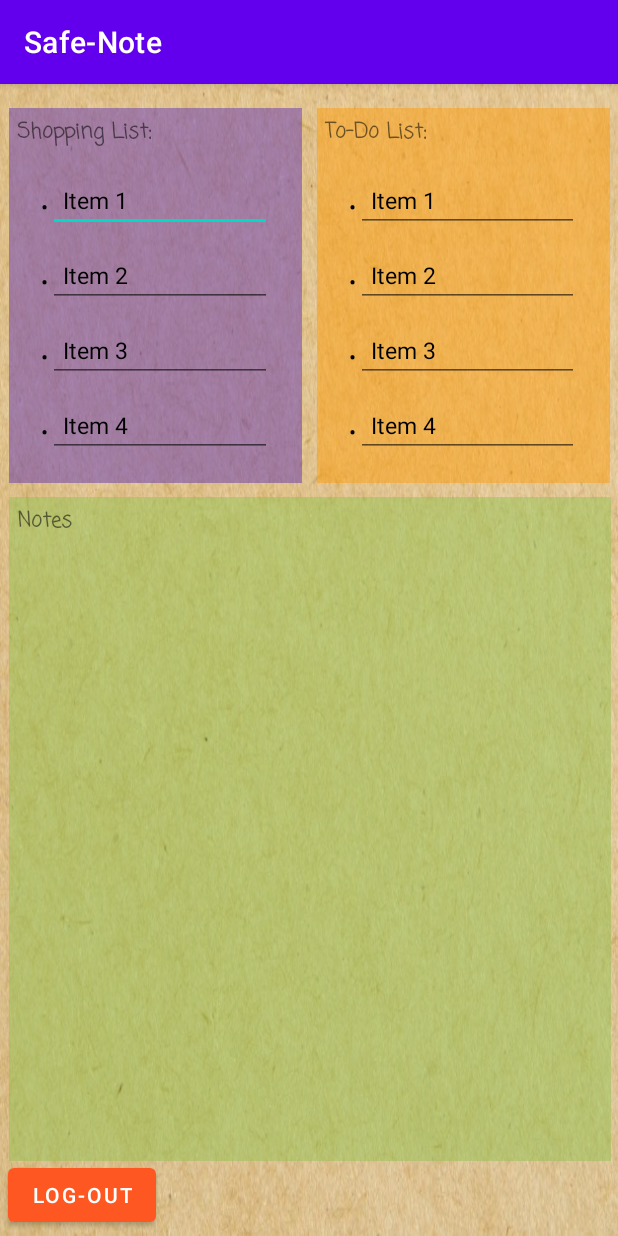
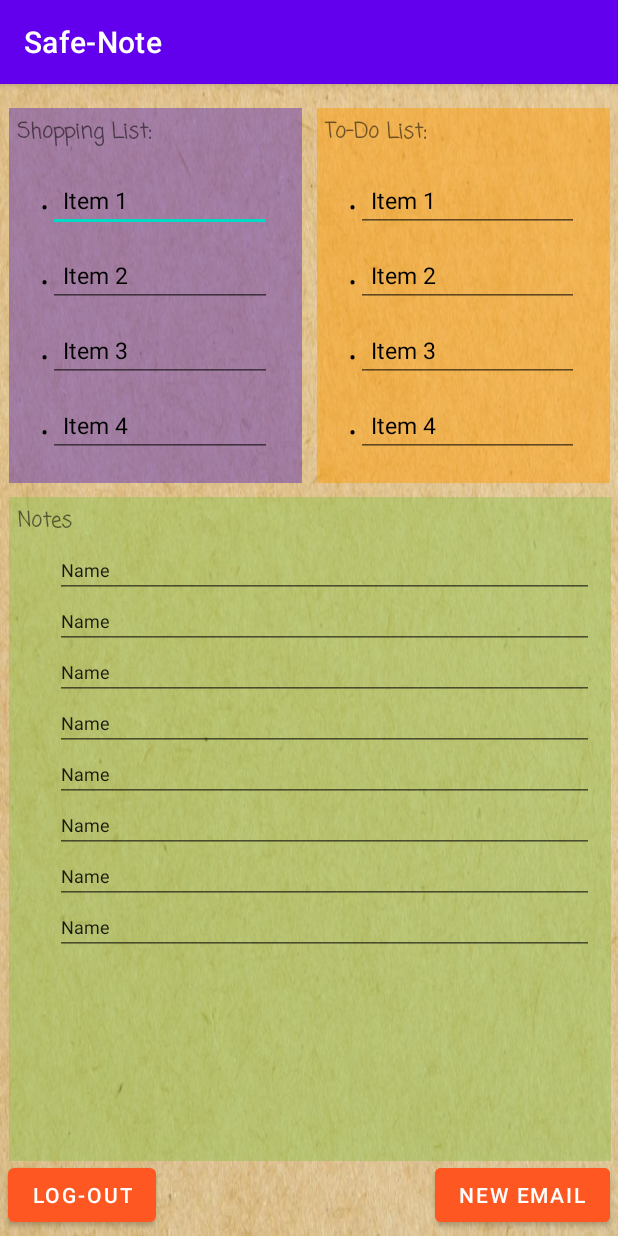
Before and after one commit to AdamTweedie/Safe-Note-Android-Application, an Android app: the NotePage screen opened directly, with no data from a screen before it, on a phone screen of 412 x 824 dp. Run offline under Robolectric (Android 15) with nearby library versions, the phone set to English and light mode, and no system bars; 2 statements that could not run were skipped.

Commit message:
Create Email.java and new_email.xml. Allowing user to send an email.

```diff
--- a/app/src/main/AndroidManifest.xml
+++ b/app/src/main/AndroidManifest.xml
@@ -12,12 +12,17 @@
         <activity android:name=".MainActivity">
             <intent-filter>
                 <action android:name="android.intent.action.MAIN" />
+                <category android:name="android.intent.category.LAUNCHER"/>
 
+                <action android:name="android.intent.action.SEND"/>
                 <category android:name="android.intent.category.LAUNCHER" />
+
+                <data android:mimeType="message/rfc822"/>
             </intent-filter>
         </activity>
         <activity android:name=".NotePage" />
         <activity android:name=".Register" />
+        <activity android:name=".Email"/>
     </application>
 
 </manifest>
--- a/app/src/main/java/com/example/safe_note/NotePage.java
+++ b/app/src/main/java/com/example/safe_note/NotePage.java
@@ -3,7 +3,6 @@ package com.example.safe_note;
 import android.content.Intent;
 import android.content.SharedPreferences;
 import android.os.Bundle;
-import android.os.Parcelable;
 import android.view.View;
 import android.widget.Button;
 import android.widget.TextView;
@@ -29,7 +28,7 @@ public class NotePage extends AppCompatActivity{
     public ArrayList<EditRecyclerView> ervArrayListTwo;
     CustomAdapter customAdapterOne;
     CustomAdapter customAdapterTwo;
-    Button logOut;
+    Button logOut, newEmail;
 
     @Override
     protected void onCreate(Bundle savedInstanceState){
@@ -69,6 +68,7 @@ public class NotePage extends AppCompatActivity{
         displayInfo.setText(display);
 
         logOut = (Button) findViewById(R.id.btnLogOut);
+        newEmail = (Button) findViewById(R.id.btnCreateEmail);
         recyclerViewOne = (RecyclerView) findViewById(R.id.shoppingRecyclerView);
         recyclerViewTwo = (RecyclerView) findViewById(R.id.toDoRecyclerView);
 
@@ -95,6 +95,17 @@ public class NotePage extends AppCompatActivity{
                 Toast.makeText(context, "Goodbye!", Toast.LENGTH_LONG).show();
             }
         });
+
+        newEmail.setOnClickListener(new View.OnClickListener() {
+            @Override
+            public void onClick(View v) {
+                Intent createEmail = new Intent(NotePage.this, Email.class);
+                startActivity(createEmail);
+                finish();
+            }
+        });
+
+
     }
 
     private ArrayList<EditRecyclerView> populateList(){
@@ -108,11 +119,5 @@ public class NotePage extends AppCompatActivity{
         return list;
     }
 
-    RecyclerView.LayoutManager mLayoutManager = new RecyclerView.LayoutManager() {
-        @Override
-        public RecyclerView.LayoutParams generateDefaultLayoutParams() {
-            return null;
-        }
-    };
 
 }
--- a/app/src/main/res/layout/note_page.xml
+++ b/app/src/main/res/layout/note_page.xml
@@ -5,6 +5,17 @@
     android:layout_width="match_parent"
     android:layout_height="match_parent"
     android:background="@drawable/texturedbackground">
+
+    <Button
+        android:id="@+id/btnCreateEmail"
+        android:layout_width="wrap_content"
+        android:layout_height="wrap_content"
+        android:layout_marginEnd="5dp"
+        android:layout_marginBottom="3dp"
+        android:backgroundTint="#FF5722"
+        android:text="New Email"
+        app:layout_constraintBottom_toBottomOf="parent"
+        app:layout_constraintEnd_toEndOf="parent" />
 
     <TextView
         android:id="@+id/textView3"
@@ -123,6 +134,96 @@
             android:textStyle="bold"
             app:layout_constraintStart_toStartOf="parent"
             app:layout_constraintTop_toTopOf="parent" />
+
+        <EditText
+            android:id="@+id/editTextTextPersonName2"
+            android:layout_width="359dp"
+            android:layout_height="34dp"
+            android:layout_marginStart="25dp"
+            android:ems="10"
+            android:inputType="textPersonName"
+            android:text="Name"
+            android:textSize="12sp"
+            app:layout_constraintStart_toStartOf="@+id/textView6"
+            app:layout_constraintTop_toBottomOf="@+id/textView6" />
+
+        <EditText
+            android:id="@+id/editTextTextPersonName8"
+            android:layout_width="359dp"
+            android:layout_height="34dp"
+            android:ems="10"
+            android:inputType="textPersonName"
+            android:text="Name"
+            android:textSize="12sp"
+            app:layout_constraintStart_toStartOf="@+id/editTextTextPersonName2"
+            app:layout_constraintTop_toBottomOf="@+id/editTextTextPersonName2" />
+
+        <EditText
+            android:id="@+id/editTextTextPersonName9"
+            android:layout_width="359dp"
+            android:layout_height="34dp"
+            android:ems="10"
+            android:inputType="textPersonName"
+            android:text="Name"
+            android:textSize="12sp"
+            app:layout_constraintStart_toStartOf="@+id/editTextTextPersonName8"
+            app:layout_constraintTop_toBottomOf="@+id/editTextTextPersonName8" />
+
+        <EditText
+            android:id="@+id/editTextTextPersonName10"
+            android:layout_width="359dp"
+            android:layout_height="34dp"
+            android:ems="10"
+            android:inputType="textPersonName"
+            android:text="Name"
+            android:textSize="12sp"
+            app:layout_constraintStart_toStartOf="@+id/editTextTextPersonName9"
+            app:layout_constraintTop_toBottomOf="@+id/editTextTextPersonName9" />
+
+        <EditText
+            android:id="@+id/editTextTextPersonName11"
+            android:layout_width="359dp"
+            android:layout_height="34dp"
+            android:ems="10"
+            android:inputType="textPersonName"
+            android:text="Name"
+            android:textSize="12sp"
+            app:layout_constraintStart_toStartOf="@+id/editTextTextPersonName10"
+            app:layout_constraintTop_toBottomOf="@+id/editTextTextPersonName10" />
+
+        <EditText
+            android:id="@+id/editTextTextPersonName12"
+            android:layout_width="359dp"
+            android:layout_height="34dp"
+            android:ems="10"
+            android:inputType="textPersonName"
+            android:text="Name"
+            android:textSize="12sp"
+            app:layout_constraintStart_toStartOf="@+id/editTextTextPersonName11"
+            app:layout_constraintTop_toBottomOf="@+id/editTextTextPersonName11" />
+
+        <EditText
+            android:id="@+id/editTextTextPersonName13"
+            android:layout_width="359dp"
+            android:layout_height="34dp"
+            android:ems="10"
+            android:inputType="textPersonName"
+            android:text="Name"
+            android:textSize="12sp"
+            app:layout_constraintStart_toStartOf="@+id/editTextTextPersonName12"
+            app:layout_constraintTop_toBottomOf="@+id/editTextTextPersonName12" />
+
+        <EditText
+            android:id="@+id/editTextTextPersonName14"
+            android:layout_width="359dp"
+            android:layout_height="34dp"
+            android:ems="10"
+            android:inputType="textPersonName"
+            android:text="Name"
+            android:textSize="12sp"
+            app:layout_constraintStart_toStartOf="@+id/editTextTextPersonName13"
+            app:layout_constraintTop_toBottomOf="@+id/editTextTextPersonName13" />
+
     </androidx.constraintlayout.widget.ConstraintLayout>
 
     <Button
```
